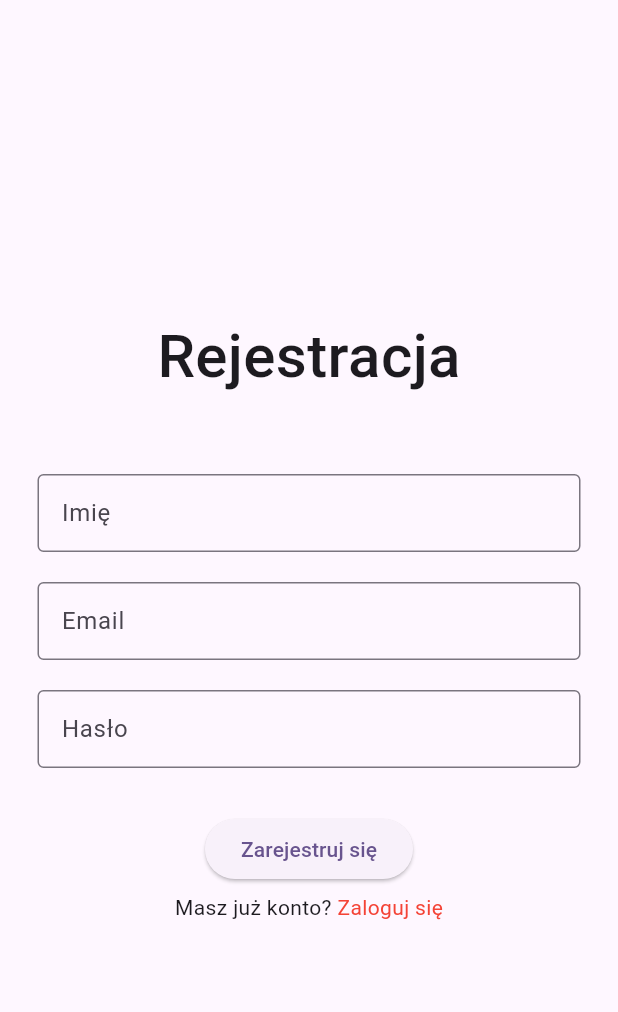
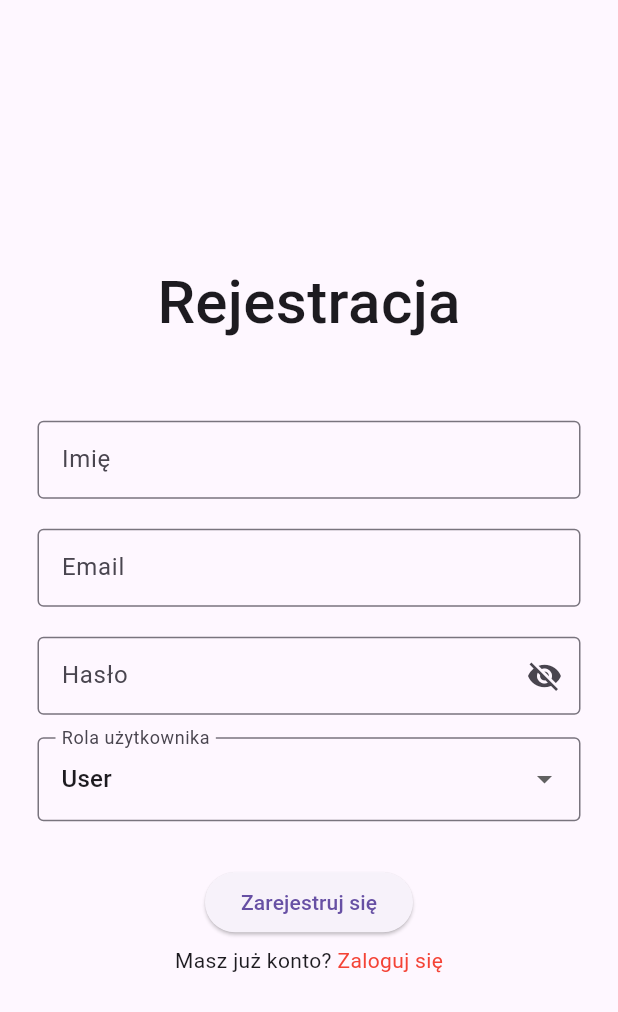
Before and after one commit to 14Jano/SeniorCare, a Flutter app: the screen it shows after launch, after a tap on "Zarejestruj się", on a phone screen of 412 x 824 dp. Shown: the top 1012 px of the screen. Run offline on Flutter 3.47's test engine with Material 3 defaults, Android fonts, the phone set to English and light mode, and no system bars; our stand-ins replace cloud_firestore, firebase_auth, firebase_core, google_sign_in, shared_preferences, smooth_page_indicator; accounts and stored records are empty; generated files the repository leaves out were written again; network calls fail.

Commit message:
wprowadzono mozliwosc wybierania roli podczas rejestracji, drobne poprawki

```diff
--- a/lib/main.dart
+++ b/lib/main.dart
@@ -1,5 +1,6 @@
 import 'package:firebase_core/firebase_core.dart';
 import 'package:flutter/material.dart';
+import 'package:senior_care/pages/auth/login_page.dart';
 import 'package:senior_care/pages/wrapper.dart';
 import 'package:shared_preferences/shared_preferences.dart';
 import 'firebase_options.dart';
@@ -9,28 +10,17 @@ void main() async {
   await Firebase.initializeApp(
     options: DefaultFirebaseOptions.currentPlatform,
   );
-  final prefs = await SharedPreferences.getInstance();
-  final showHome = prefs.getBool('showHome') ?? false;
-
-  runApp(MyApp(showHome: showHome));
+  runApp(const MyApp());
 }
 
 class MyApp extends StatelessWidget {
-  final bool showHome;
-
-  const MyApp({
-    Key? key,
-    required this.showHome,
-  }) : super(key: key);
+  const MyApp({super.key});
 
   @override
   Widget build(BuildContext context) {
-    return MaterialApp(
-      title: 'Flutter Demo',
-      theme: ThemeData(
-        colorScheme: ColorScheme.fromSeed(seedColor: Colors.deepPurple),
-      ),
-      home: const Wrapper(),
+    return const MaterialApp(
+      debugShowCheckedModeBanner: false,
+      home: LoginScreen(),
     );
   }
 }
--- a/lib/pages/auth/signin_page.dart
+++ b/lib/pages/auth/signin_page.dart
@@ -1,21 +1,54 @@
 import 'package:flutter/material.dart';
 import 'package:senior_care/pages/auth/auth_service.dart';
 import 'package:senior_care/pages/auth/login_page.dart';
+import 'package:senior_care/pages/auth/verification_page.dart';
 import 'package:senior_care/pages/home_page.dart';
 
 class SignInPage extends StatefulWidget {
   const SignInPage({super.key});
 
   @override
-  State<SignInPage> createState() => _SignInPageState();
+  _SignInPageState createState() => _SignInPageState();
 }
 
 class _SignInPageState extends State<SignInPage> {
-  final _auth = AuthService();
+  final AuthService _auth = AuthService();
 
   final _name = TextEditingController();
   final _email = TextEditingController();
   final _password = TextEditingController();
+  String _selectedRole = "User";
+  bool _isLoading = false;
+  bool isPasswordHidden = true;
+
+  void _signup() async {
+    setState(() {
+      _isLoading = true;
+    });
+
+   String? result = await _auth.createUserWithEmailAndPassword(
+      name: _name.text,
+      email: _email.text,
+      password: _password.text,
+      role: _selectedRole,
+    );
+    setState(() {
+      _isLoading = false;
+    });
+
+    if (result == null) {
+      ScaffoldMessenger.of(context).showSnackBar(
+        const SnackBar(content: Text("Rejestracja zakończona sukcesem!")),
+      );
+      Navigator.pushReplacement(
+        context, MaterialPageRoute(builder: (_) => const VerificationPage()),
+      );
+    } else {
+      ScaffoldMessenger.of(context).showSnackBar(
+        SnackBar(content: Text("Rejestracja nie powiodła się: $result")),
+      );
+    }
+  }
 
   @override
   void dispose() {
@@ -65,9 +98,38 @@ class _SignInPageState extends State<SignInPage> {
                 labelText: "Hasło",
                 border: const OutlineInputBorder(),
                 contentPadding: const EdgeInsets.symmetric(horizontal: 12, vertical: 14),
+                suffixIcon: IconButton(
+                  onPressed: (){
+                    setState(() {
+                      isPasswordHidden = !isPasswordHidden;
+                    });
+                  },
+                  icon: Icon(isPasswordHidden ? Icons.visibility_off : Icons.visibility),
+                ),
               ),
+              obscureText: isPasswordHidden,
               controller: _password,
             ),
+            const SizedBox(height: 15),
+            DropdownButtonFormField(
+              value: _selectedRole,
+              decoration: const InputDecoration(
+                labelText: "Rola użytkownika",
+                border: OutlineInputBorder()
+              ),
+              items: ["Admin", "User"].map((role) {
+                return DropdownMenuItem(
+                  value: role,
+                  child: Text(role),
+                );
+              }).toList(),
+              onChanged: (String? newValue) {
+                setState(() {
+                  _selectedRole = newValue!;
+                });
+              },
+            ),
+            _isLoading ? const Center(child: CircularProgressIndicator(),):
             const SizedBox(height: 30),
             ElevatedButton(
               onPressed: _signup,
@@ -93,13 +155,4 @@ class _SignInPageState extends State<SignInPage> {
         MaterialPageRoute(builder: (context) => const LoginScreen()),
       );
 
-  goToHome(BuildContext context) => Navigator.push(
-        context,
-        MaterialPageRoute(builder: (context) => const HomeScreen()),
-      );
-
-  _signup() async {
-   await _auth.createUserWithEmailAndPassword(_email.text, _password.text);
-    Navigator.pop(context);
-  }
 }
--- a/lib/pages/wrapper.dart
+++ b/lib/pages/wrapper.dart
@@ -24,7 +24,7 @@ class Wrapper extends StatelessWidget{
               return const LoginScreen();
             } else {
               if (snapshot.data?.emailVerified == true){
-                return const HomeScreen();
+                return const LoginScreen();
               } else{
                 return VerificationPage();
               }
--- a/pubspec.yaml
+++ b/pubspec.yaml
@@ -18,6 +18,7 @@ dependencies:
   qr_flutter: ^4.1.0
   mobile_scanner: ^7.1.2
   google_sign_in: ^6.2.1
+  cloud_firestore: ^6.0.3
 
 dev_dependencies:
   flutter_test:
```
Also changed, not shown: lib/pages/auth/auth_service.dart (+21 -31 lines), lib/pages/auth/login_page.dart (+51 -3 lines), lib/pages/home_page.dart (+67 -14 lines), pubspec.lock, 3 other files.
